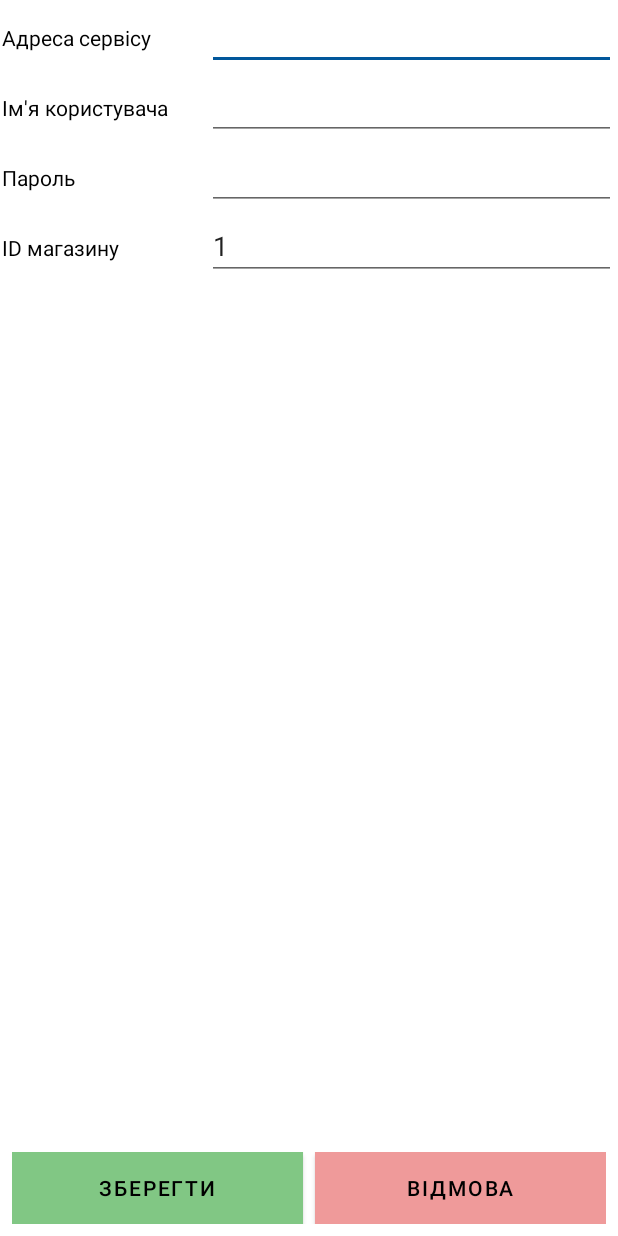
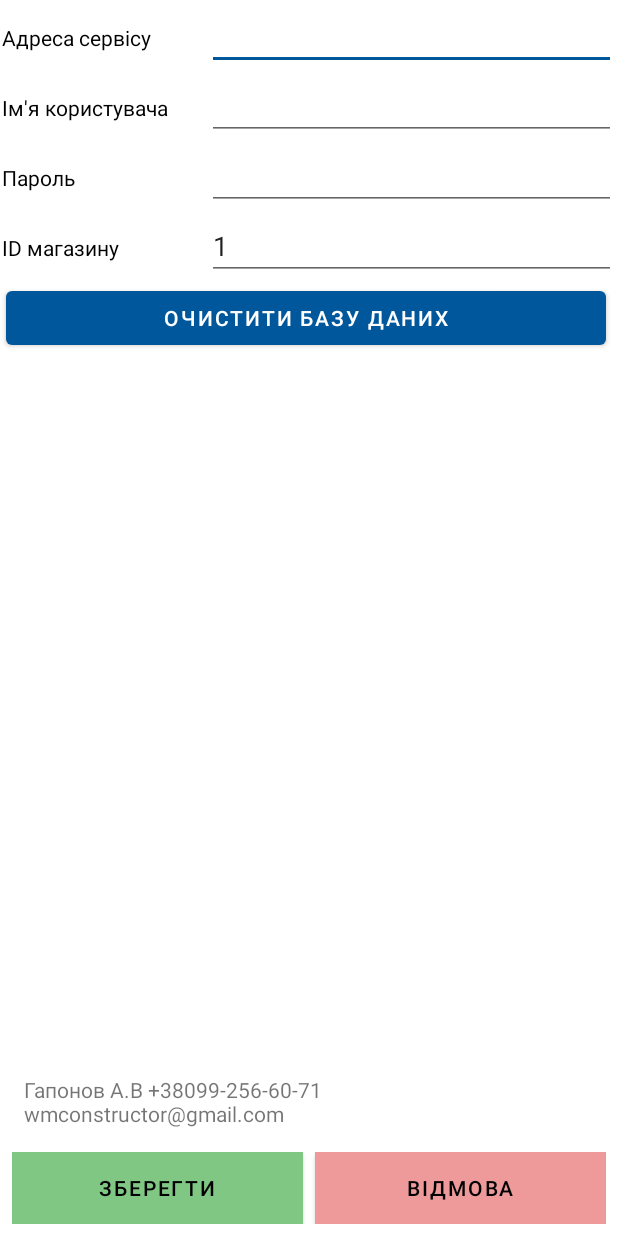
Before and after one commit to LionnoiL/data-collection-terminal, an Android app: the OptionsActivity screen opened directly, with no data from a screen before it, on a phone screen of 412 x 824 dp. Run offline under Robolectric (Android 15) with nearby library versions, the phone set to English and light mode, and no system bars.

Commit message:
add clear database.

```diff
--- /dev/null
+++ b/app/src/main/java/ua/gaponov/datacollectionterminal/utils/Constants.java
@@ -0,0 +1,6 @@
+package ua.gaponov.datacollectionterminal.utils;
+
+public class Constants {
+
+    public static final String ACCESS_MESSAGE="ACCESS_MESSAGE";
+}
--- a/app/src/main/res/layout/activity_options.xml
+++ b/app/src/main/res/layout/activity_options.xml
@@ -5,17 +5,30 @@
     android:layout_width="match_parent"
     android:layout_height="match_parent">
 
+    <TextView
+        android:id="@+id/textView"
+        android:layout_width="0dp"
+        android:layout_height="wrap_content"
+        android:layout_marginStart="16dp"
+        android:layout_marginLeft="16dp"
+        android:layout_marginEnd="16dp"
+        android:layout_marginRight="16dp"
+        android:layout_marginBottom="16dp"
+        android:text="Гапонов А.В +38099-256-60-71 \nwmconstructor@gmail.com"
+        app:layout_constraintBottom_toTopOf="@+id/linearLayout16"
+        app:layout_constraintEnd_toEndOf="parent"
+        app:layout_constraintStart_toStartOf="parent" />
+
     <LinearLayout
+        android:id="@+id/linearLayout"
         android:layout_width="match_parent"
         android:layout_height="0dp"
         android:layout_marginBottom="8dp"
         android:orientation="vertical"
-        app:layout_constraintBottom_toTopOf="@+id/linearLayout16"
+        app:layout_constraintBottom_toTopOf="@+id/textView"
         app:layout_constraintEnd_toEndOf="parent"
         app:layout_constraintStart_toStartOf="parent"
         app:layout_constraintTop_toTopOf="parent">
-
-
 
 
         <LinearLayout
@@ -43,7 +56,6 @@
                 android:ems="10"
                 android:inputType="textPersonName" />
         </LinearLayout>
-
 
 
         <LinearLayout
@@ -134,7 +146,18 @@
             android:layout_marginTop="1dp"
             android:layout_marginEnd="1dp"
             android:layout_marginRight="1dp"
-            android:orientation="horizontal"/>
+            android:orientation="horizontal" />
+
+        <Button
+            android:id="@+id/button"
+            android:layout_width="match_parent"
+            android:layout_height="wrap_content"
+            android:layout_marginStart="4dp"
+            android:layout_marginLeft="4dp"
+            android:layout_marginEnd="8dp"
+            android:layout_marginRight="8dp"
+            android:onClick="onBtnClearDBClick"
+            android:text="Очистити базу даних" />
 
     </LinearLayout>
 
--- a/app/src/main/res/values/strings.xml
+++ b/app/src/main/res/values/strings.xml
@@ -5,4 +5,5 @@
     <string name="options">Налаштування</string>
     <string name="inventories">Інвентаризація</string>
     <string name="new_inventory">Нова інвентаризація</string>
+    <string name="database_cleared">Базу успішно очищено</string>
 </resources>
```
Also changed, not shown: app/src/main/java/ua/gaponov/datacollectionterminal/activity/OptionsActivity.java (+10 -0 lines), app/src/main/java/ua/gaponov/datacollectionterminal/activity/inventory/InventoriesActivity.java (+5 -3 lines), app/src/main/java/ua/gaponov/datacollectionterminal/activity/inventory/InventoryDetailActivity.java (+10 -0 lines), app/src/main/java/ua/gaponov/datacollectionterminal/inventory/InventoryService.java (+26 -0 lines), app/src/main/java/ua/gaponov/datacollectionterminal/product/ProductService.java (added, +14 -0 lines), app/src/main/java/ua/gaponov/datacollectionterminal/utils/Helpers.java (+8 -0 lines).
